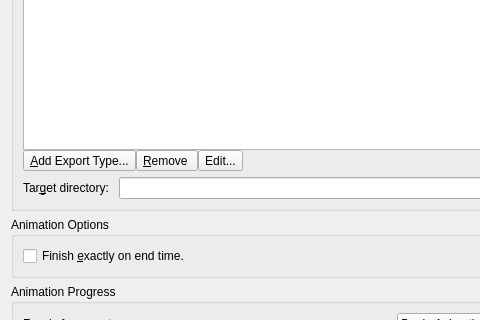
First picture: the form in src/qt-widgets/ExportAnimationDialogUi.ui, repository GPlates/GPlates, before the edit; both pictures show x 0 to 480 and y 316 to 636 of the 614 by 730 pixel window.
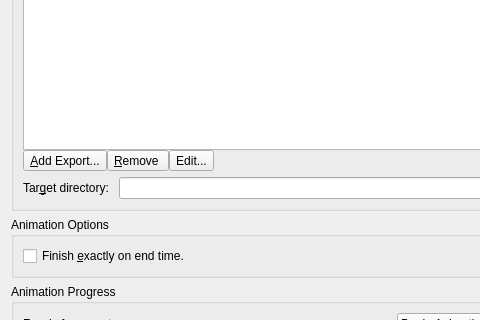
Second picture: the form after the edit. The open tabs and pages were chosen to show the change. Icons and pictures are not drawn.

Commit message: (trunk) Move export animation dialog components around to make more room for the export options.

```diff
--- a/src/qt-widgets/ExportAnimationDialogUi.ui
+++ b/src/qt-widgets/ExportAnimationDialogUi.ui
@@ -342,7 +342,7 @@
                  </sizepolicy>
                 </property>
                 <property name="text">
-                 <string>&amp;Add Export Type...</string>
+                 <string>&amp;Add Export...</string>
                 </property>
                 <property name="icon">
                  <iconset resource="../qt-resources/qt_widgets.qrc">
```
Left out of the diff: 6 changed lines with no effect on the pictures. The commit also changes 4 other files.
